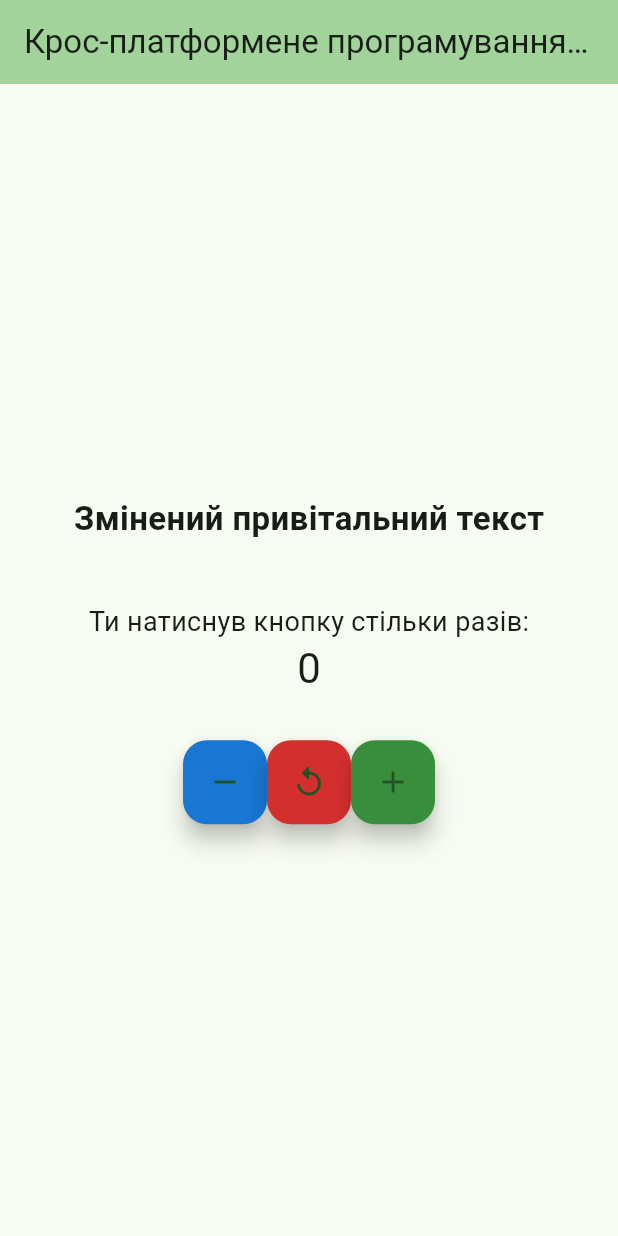
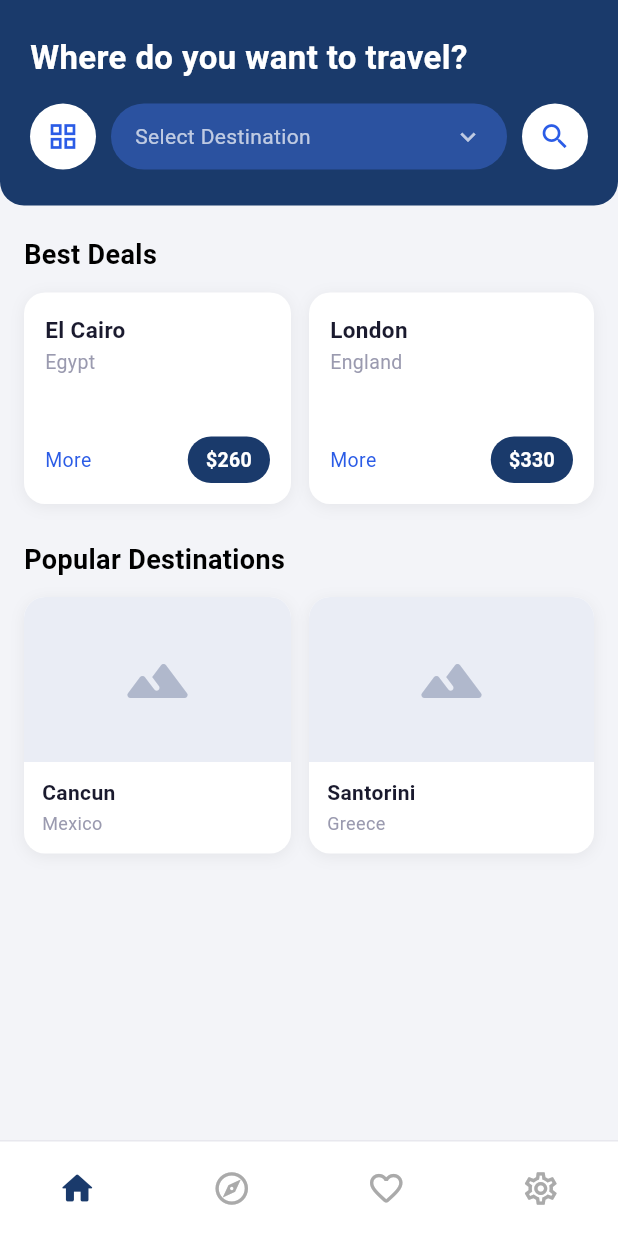
Before and after one commit to Erhearty/cross_platform_livyi_kn31, a Flutter app: the screen it shows after launch, on a phone screen of 412 x 824 dp. Run offline on Flutter 3.47's test engine with Material 3 defaults, Android fonts, the phone set to English and light mode, and no system bars.

Commit message:
feat(PR-1): Part 3

```diff
--- a/lib/main.dart
+++ b/lib/main.dart
@@ -1,169 +1,422 @@
-// Імпорт головного пакету Flutter -- дає доступ до всіх базових віджетів (Material Design)
 import 'package:flutter/material.dart';
 
-// Головна функція програми -- точка входу (аналог main() у C++/Java/Python)
 void main() {
-  // runApp() -- запускає весь додаток Flutter
-  // Всередину передаємо кореневий віджет (тут MyApp)
   runApp(const MyApp());
 }
 
-// MyApp -- кореневий віджет усього додатка
-// Зазвичай це StatelessWidget, бо сам додаток рідко змінює свій стан
 class MyApp extends StatelessWidget {
-  // Конструктор класу. super.key -- передає ключ віджета вгору по дереву (допомагає Flutter оптимізувати оновлення)
   const MyApp({super.key});
 
-  // Метод build -- головний метод будь-якого віджета
-  // Flutter викликає його, коли потрібно намалювати/оновити цей віджет
   @override
   Widget build(BuildContext context) {
-    // MaterialApp -- головний "контейнер" Material Design додатка
-    // Задає: тему, навігацію (routes), локалізацію, home-екран тощо
     return MaterialApp(
-      // Вимикає червоний банер "DEBUG" у правому верхньому куті (зручно для демонстрації)
       debugShowCheckedModeBanner: false,
-
-      // ThemeData -- описує глобальну тему додатка (кольори, шрифти, стилі кнопок тощо)
       theme: ThemeData(
-        // colorScheme -- сучасний спосіб задавати кольори (Material 3)
-        // fromSeed() -- автоматично генерує гармонійну палітру на основі одного seed-кольору
-        colorScheme: ColorScheme.fromSeed(seedColor: Colors.green),
-
-        // useMaterial3: true -- вмикає новий дизайн Material You (2021+)
+        colorScheme: ColorScheme.fromSeed(seedColor: const Color(0xFF1A3A6B)),
         useMaterial3: true,
+        fontFamily: 'Roboto',
       ),
-
-      // home -- вказує, який екран показувати першим після запуску
-      home: const MyHomePage(),
+      home: const TravelHomePage(),
     );
   }
 }
 
-// MyHomePage -- віджет, що представляє головний екран програми
-// StatefulWidget -- використовується, коли вміст екрану може змінюватися (тут -- лічильник)
-class MyHomePage extends StatefulWidget {
-  // Конструктор. super.key -- стандартна практика
-  const MyHomePage({super.key});
+// ── Модель даних ─────────────────────────────────────────────────────────────
 
-  // createState() -- обов'язковий метод StatefulWidget
-  // Повертає об'єкт стану (State), де живе змінна _counter та логіка
-  @override
-  State<MyHomePage> createState() => _MyHomePageState();
+class Deal {
+  final String city;
+  final String country;
+  final int price;
+  const Deal({required this.city, required this.country, required this.price});
 }
 
-// _MyHomePageState -- клас стану для MyHomePage
-// Саме тут зберігається змінна _counter і методи, що її змінюють
-class _MyHomePageState extends State<MyHomePage> {
-  // _counter -- приватна змінна стану (змінюється при натисканні кнопки)
-  // Початкове значення = 0
-  int _counter = 0;
-
-  // _incrementCounter -- метод, який збільшує лічильник
-  // Викликається при натисканні на FloatingActionButton
-  void _incrementCounter() {
-    // setState() -- ключова функція StatefulWidget!
-    // Повідомляє Flutter: "змінюється стан → потрібно перебудувати екран"
-    // Усе, що всередині setState, викликає оновлення інтерфейсу
-    setState(() {
-      _counter++;  // Збільшуємо значення лічильника на 1
-    });
+class Destination {
+  final String city;
+  final String country;
+  const Destination({required this.city, required this.country});
 }
 
-  // _decrementCounter -- метод, який зменшує лічильник
-  void _decrementCounter() {
-    setState(() {
-      _counter--;  // Зменшуємо значення лічильника на 1
-    });
+// ── Головний екран ───────────────────────────────────────────────────────────
+
+class TravelHomePage extends StatefulWidget {
+  const TravelHomePage({super.key});
+
+  @override
+  State<TravelHomePage> createState() => _TravelHomePageState();
 }
 
-  // _resetCounter -- метод, який скидає лічильник до 0
-  void _resetCounter() {
-    setState(() {
-      _counter = 0;  // Скидаємо лічильник до
-    });
-  }
+class _TravelHomePageState extends State<TravelHomePage> {
+  int _selectedIndex = 0;
 
-  // build -- метод, який описує, як виглядає цей екран
-  // Викликається щоразу після setState() або при першому малюванні
+  static const Color _navyBlue = Color(0xFF1A3A6B);
+  static const Color _accentBlue = Color(0xFF2B5CE6);
+  static const Color _bgGray = Color(0xFFF3F4F8);
+
+  final List<Deal> _deals = const [
+    Deal(city: 'El Cairo', country: 'Egypt', price: 260),
+    Deal(city: 'London', country: 'England', price: 330),
+  ];
+
+  final List<Destination> _destinations = const [
+    Destination(city: 'Cancun', country: 'Mexico'),
+    Destination(city: 'Santorini', country: 'Greece'),
+  ];
+
   @override
   Widget build(BuildContext context) {
-    // Scaffold -- базовий "каркас" екрану в Material Design
-    // Містить appBar, body, floatingActionButton, drawer, bottomNavigationBar тощо
     return Scaffold(
-      // AppBar -- верхня панель з назвою та діями
-      appBar: AppBar(
-        // backgroundColor беремо з поточної теми (inversePrimary -- контрастний колір)
-        backgroundColor: Theme.of(context).colorScheme.inversePrimary,
-        // title -- текст, що відображається в AppBar
-        title: const Text('Крос-платформене програмування Лівий КН3-1'),
+      backgroundColor: _bgGray,
+      body: SafeArea(
+        child: Column(
+          children: [
+            // ── Синя шапка ────────────────────────────────────────────────
+            _buildHeader(),
+
+            // ── Прокручуваний вміст ───────────────────────────────────────
+            Expanded(
+              child: SingleChildScrollView(
+                physics: const BouncingScrollPhysics(),
+                padding: const EdgeInsets.symmetric(horizontal: 16, vertical: 20),
+                child: Column(
+                  crossAxisAlignment: CrossAxisAlignment.start,
+                  children: [
+                    _sectionTitle('Best Deals'),
+                    const SizedBox(height: 12),
+                    _buildDealsRow(),
+                    const SizedBox(height: 24),
+                    _sectionTitle('Popular Destinations'),
+                    const SizedBox(height: 12),
+                    _buildDestinationsGrid(),
+                    const SizedBox(height: 20),
+                  ],
                 ),
-
-      // body -- основна частина екрану (все, що нижче AppBar)
-      body: Center(
-        // Center -- автоматично вирівнює дочірній віджет по центру екрану
-        child: Column(
-          // mainAxisAlignment.center -- розміщує дітей вертикально по центру
-          mainAxisAlignment: MainAxisAlignment.center,
-          children: [
-            // Text -- віджет для відображення тексту
-            const Text(
-              'Змінений привітальний текст',
-              style: TextStyle(
-                fontSize: 22,              // Розмір шрифту
-                fontWeight: FontWeight.bold // Жирний шрифт
+              ),
+            ),
+          ],
         ),
       ),
 
-            // SizedBox -- простий віджет-відступ (тут вертикальний 40 пікселів)
-            const SizedBox(height: 40),
+      // ── Нижня навігація ───────────────────────────────────────────────────
+      bottomNavigationBar: _buildBottomNav(),
+    );
+  }
 
+  // ── Шапка ─────────────────────────────────────────────────────────────────
+
+  Widget _buildHeader() {
+    return Container(
+      width: double.infinity,
+      padding: const EdgeInsets.fromLTRB(20, 24, 20, 24),
+      decoration: BoxDecoration(
+        color: _navyBlue,
+        borderRadius: BorderRadius.only(
+          topLeft: Radius.zero,
+          topRight: Radius.zero,
+          bottomLeft: Radius.circular(16),
+          bottomRight: Radius.circular(16),
+        ),
+      ),
+      child: Column(
+        crossAxisAlignment: CrossAxisAlignment.start,
+        children: [
           const Text(
-              'Ти натиснув кнопку стільки разів:',
-              style: TextStyle(fontSize: 18),
+            'Where do you want to travel?',
+            style: TextStyle(
+              color: Colors.white,
+              fontSize: 22,
+              fontWeight: FontWeight.bold,
+              height: 1.3,
             ),
+          ),
+          const SizedBox(height: 16),
+          // Рядок пошуку
+          Row(
+            children: [
+              // Іконка сітки
+              Container(
+                width: 44,
+                height: 44,
+                decoration: BoxDecoration(
+                  color: Colors.white,
+                  shape: BoxShape.circle,
+                ),
+                child: const Icon(Icons.grid_view_outlined,
+                    color: _accentBlue,
+                    size: 22),
+              ),
+              const SizedBox(width: 10),
 
-            // Text -- показує поточне значення _counter
-            // Оновлюється автоматично після кожного setState()
-            Text(
-              '$_counter',  // $ -- інтерполяція: вставляє значення змінної в рядок
-              style: Theme.of(context).textTheme.headlineMedium, // Стиль з теми (великий текст)
+              // Поле вибору напрямку
+              Expanded(
+                child: Container(
+                  height: 44,
+                  decoration: BoxDecoration(
+                    color: const Color(0xFF2B52A0),
+                    borderRadius: BorderRadius.circular(22),
                   ),
+                  padding: const EdgeInsets.symmetric(horizontal: 16),
+                  child: Row(
+                    children: [
+                      const Expanded(
+                        child: Text(
+                          'Select Destination',
+                          style: TextStyle(
+                            color: Colors.white70,
+                            fontSize: 14,
+                          ),
+                        ),
+                      ),
+                      const Icon(Icons.keyboard_arrow_down,
+                          color: Colors.white70, size: 20),
+                    ],
+                  ),
+                ),
+              ),
+              const SizedBox(width: 10),
 
-            const SizedBox(height: 30),
-
-            // Row -- розміщує віджети горизонтально в рядок
-            Row(
-              mainAxisAlignment: MainAxisAlignment.center,
-              children: [
-                // FloatingActionButton -- кругла плаваюча кнопка дій (FAB)
-                // Зазвичай для головної дії екрану (тут -- збільшення лічильника)
-                FloatingActionButton(
-                  onPressed: _decrementCounter,     // Функція, що викликається при натисканні
-                  tooltip: 'Відняти',                // Підказка при довгому натисканні
-                  backgroundColor: Colors.blue[700], // Колір фону кнопки
-                  child: const Icon(Icons.remove),     // Іконка всередині кнопки
+              // Кнопка пошуку
+              Container(
+                width: 44,
+                height: 44,
+                decoration: const BoxDecoration(
+                  color: Colors.white,
+                  shape: BoxShape.circle,
                 ),
-
-                FloatingActionButton(
-                  onPressed: _resetCounter,     // Функція, що викликається при натисканні
-                  tooltip: 'Скинути',                // Підказка при довгому натисканні
-                  backgroundColor: Colors.red[700], // Колір фону кнопки
-                  child: const Icon(Icons.replay_rounded),     // Іконка всередині кнопки
+                child: const Icon(Icons.search,
+                    color: _accentBlue,
+                    size: 22),
               ),
-
-                FloatingActionButton(
-                  onPressed: _incrementCounter,     // Функція, що викликається при натисканні
-                  tooltip: 'Додати',                // Підказка при довгому натисканні
-                  backgroundColor: Colors.green[700], // Колір фону кнопки
-                  child: const Icon(Icons.add),     // Іконка всередині кнопки
-                ),
-
             ],
           ),
         ],
       ),
+    );
+  }
+
+  // ── Заголовок секції ──────────────────────────────────────────────────────
+
+  Widget _sectionTitle(String title) {
+    return Text(
+      title,
+      style: const TextStyle(
+        fontSize: 18,
+        fontWeight: FontWeight.bold,
+        color: Colors.black,
+      ),
+    );
+  }
+
+  // ── Картки Best Deals ──────────────────────────────────────────────────────
+
+  Widget _buildDealsRow() {
+    return Row(
+      children: _deals.map((deal) {
+        final isLast = _deals.last == deal;
+        return Expanded(
+          child: Padding(
+            padding: EdgeInsets.only(right: isLast ? 0 : 12),
+            child: _DealCard(deal: deal),
+          ),
+        );
+      }).toList(),
+    );
+  }
+
+  // ── Сітка Popular Destinations ────────────────────────────────────────────
+
+  Widget _buildDestinationsGrid() {
+    return Row(
+      children: _destinations.map((dest) {
+        final isLast = _destinations.last == dest;
+        return Expanded(
+          child: Padding(
+            padding: EdgeInsets.only(right: isLast ? 0 : 12),
+            child: _DestinationCard(destination: dest),
+          ),
+        );
+      }).toList(),
+    );
+  }
+
+  // ── Нижня навігація ───────────────────────────────────────────────────────
+
+  Widget _buildBottomNav() {
+    const items = [
+      Icons.home_rounded,
+      Icons.explore_outlined,
+      Icons.favorite_border_rounded,
+      Icons.settings_outlined,
+    ];
+
+    return Container(
+      height: 64,
+      decoration: const BoxDecoration(
+        color: Colors.white,
+        border: Border(top: BorderSide(color: Color(0xFFE8E8EE), width: 1)),
+      ),
+      child: Row(
+        mainAxisAlignment: MainAxisAlignment.spaceAround,
+        children: List.generate(items.length, (i) {
+          final isSelected = i == _selectedIndex;
+          return GestureDetector(
+            onTap: () => setState(() => _selectedIndex = i),
+            behavior: HitTestBehavior.opaque,
+            child: SizedBox(
+              width: 56,
+              child: Icon(
+                items[i],
+                size: 26,
+                color: isSelected
+                    ? const Color(0xFF1A3A6B)
+                    : const Color(0xFFAAAAAA),
+              ),
+            ),
+          );
+        }),
       ),
     );
   }
 }
+
+// ── Картка Deal ──────────────────────────────────────────────────────────────
+
+class _DealCard extends StatelessWidget {
+  final Deal deal;
+  const _DealCard({required this.deal});
+
+  @override
+  Widget build(BuildContext context) {
+    return Container(
+      padding: const EdgeInsets.all(14),
+      decoration: BoxDecoration(
+        color: Colors.white,
+        borderRadius: BorderRadius.circular(14),
+        boxShadow: [
+          BoxShadow(
+            color: Colors.black.withOpacity(0.06),
+            blurRadius: 8,
+            offset: const Offset(0, 2),
+          ),
+        ],
+      ),
+      child: Column(
+        crossAxisAlignment: CrossAxisAlignment.start,
+        children: [
+          Text(
+            deal.city,
+            style: const TextStyle(
+              fontWeight: FontWeight.bold,
+              fontSize: 15,
+              color: Color(0xFF1A1A2E),
+            ),
+          ),
+          const SizedBox(height: 2),
+          Text(
+            deal.country,
+            style: const TextStyle(
+              fontSize: 13,
+              color: Color(0xFF9A9AAF),
+            ),
+          ),
+          const SizedBox(height: 40),
+          Row(
+            mainAxisAlignment: MainAxisAlignment.spaceBetween,
+            children: [
+              const Text(
+                'More',
+                style: TextStyle(
+                  fontSize: 13,
+                  color: _TravelHomePageState._accentBlue,
+                ),
+              ),
+              Container(
+                padding:
+                    const EdgeInsets.symmetric(horizontal: 12, vertical: 6),
+                decoration: BoxDecoration(
+                  color: _TravelHomePageState._navyBlue,
+                  borderRadius: BorderRadius.circular(20),
+                ),
+                child: Text(
+                  '\$${deal.price}',
+                  style: const TextStyle(
+                    color: Colors.white,
+                    fontWeight: FontWeight.bold,
+                    fontSize: 13,
+                  ),
+                ),
+              ),
+            ],
+          ),
+        ],
+      ),
+    );
+  }
+}
+
+// ── Картка Destination ───────────────────────────────────────────────────────
+
+class _DestinationCard extends StatelessWidget {
+  final Destination destination;
+  const _DestinationCard({required this.destination});
+
+  @override
+  Widget build(BuildContext context) {
+    return Container(
+      decoration: BoxDecoration(
+        color: Colors.white,
+        borderRadius: BorderRadius.circular(14),
+        boxShadow: [
+          BoxShadow(
+            color: Colors.black.withOpacity(0.06),
+            blurRadius: 8,
+            offset: const Offset(0, 2),
+          ),
+        ],
+      ),
+      child: Column(
+        crossAxisAlignment: CrossAxisAlignment.start,
+        children: [
+          // Placeholder зображення
+          Container(
+            height: 110,
+            decoration: const BoxDecoration(
+              color: Color(0xFFEAEDF5),
+              borderRadius: BorderRadius.vertical(top: Radius.circular(14)),
+            ),
+            child: const Center(
+              child: Icon(
+                Icons.landscape_rounded,
+                size: 48,
+                color: Color(0xFFB0B8CC),
+              ),
+            ),
+          ),
+          Padding(
+            padding: const EdgeInsets.fromLTRB(12, 10, 12, 12),
+            child: Column(
+              crossAxisAlignment: CrossAxisAlignment.start,
+              children: [
+                Text(
+                  destination.city,
+                  style: const TextStyle(
+                    fontWeight: FontWeight.bold,
+                    fontSize: 14,
+                    color: Color(0xFF1A1A2E),
+                  ),
+                ),
+                const SizedBox(height: 2),
+                Text(
+                  destination.country,
+                  style: const TextStyle(
+                    fontSize: 12,
+                    color: Color(0xFF9A9AAF),
+                  ),
+                ),
+              ],
+            ),
+          ),
+        ],
+      ),
+    );
+  }
+}
```
Lines whose indentation alone changed are shown as unchanged.
